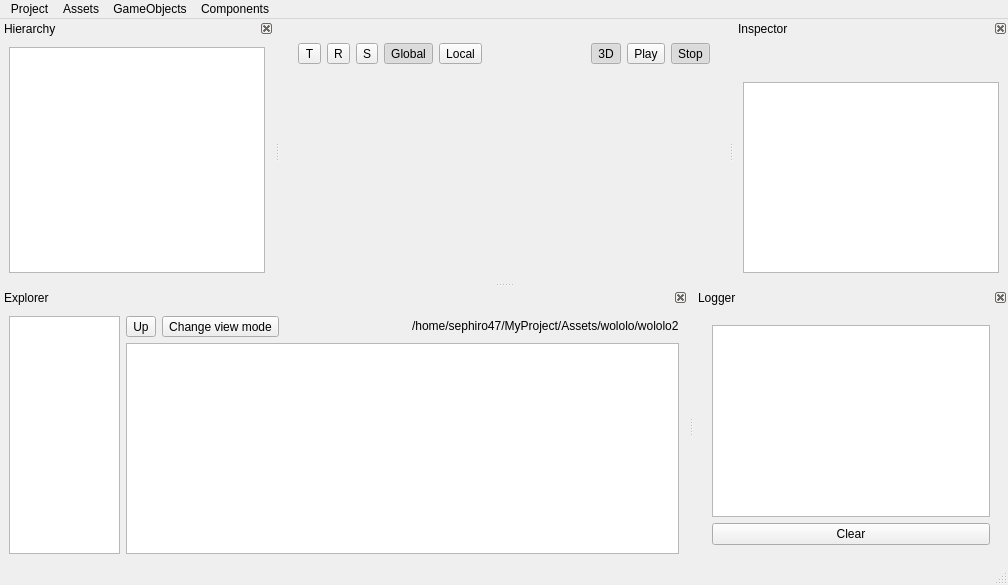
Above: EngineAssets/EditorWindow.ui from Bang3DEngine/OldBang before the change. Below: the same form after it.
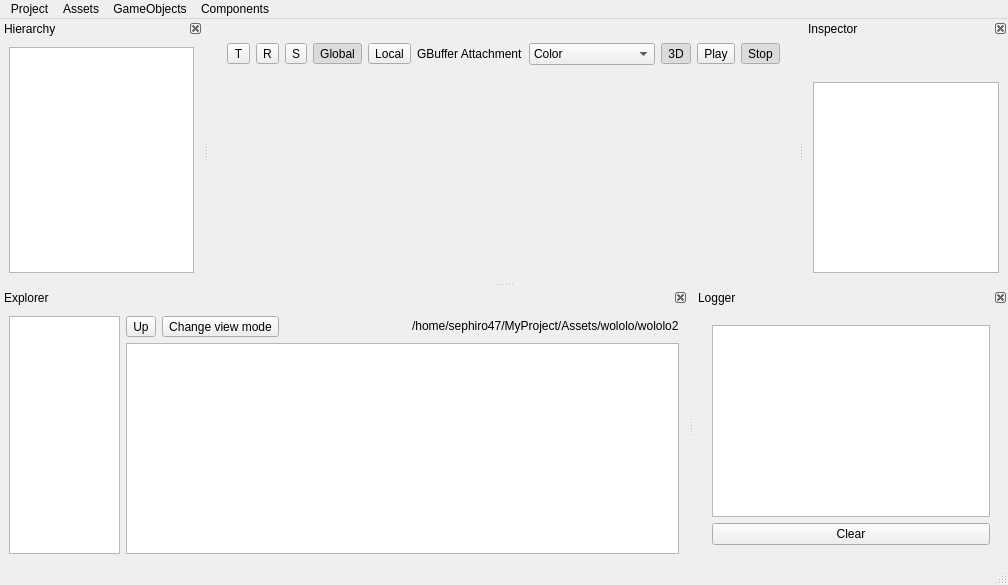
That is the form after the change. Icons and pictures are not drawn. Custom widgets are drawn as their Qt base class.

Commit message: Added GBuffer attachment selection in Editor

```diff
--- a/EngineAssets/EditorWindow.ui
+++ b/EngineAssets/EditorWindow.ui
@@ -140,6 +140,57 @@
              </property>
             </spacer>
            </item>
+           <item>
+            <widget class="QLabel" name="label">
+             <property name="text">
+              <string>GBuffer Attachment</string>
+             </property>
+            </widget>
+           </item>
+           <item>
+            <widget class="QComboBox" name="comboBoxGBufferAttachment">
+             <property name="sizeAdjustPolicy">
+              <enum>QComboBox::AdjustToMinimumContentsLength</enum>
+             </property>
+             <property name="minimumContentsLength">
+              <number>12</number>
+             </property>
+             <property name="iconSize">
+              <size>
+               <width>5</width>
+               <height>5</height>
+              </size>
+             </property>
+             <property name="frame">
+              <bool>true</bool>
+             </property>
+             <item>
+              <property name="text">
+               <string>Color</string>
+              </property>
+             </item>
+             <item>
+              <property name="text">
+               <string>Position</string>
+              </property>
+             </item>
+             <item>
+              <property name="text">
+               <string>Normal</string>
+              </property>
+             </item>
+             <item>
+              <property name="text">
+               <string>Uv</string>
+              </property>
+             </item>
+             <item>
+              <property name="text">
+               <string>Diffuse Color</string>
+              </property>
+             </item>
+            </widget>
+           </item>
            <item>
             <widget class="QToolButton" name="buttonOrthoPerspectiveMode">
              <property name="font">
```
The commit also changes 4 other files.
